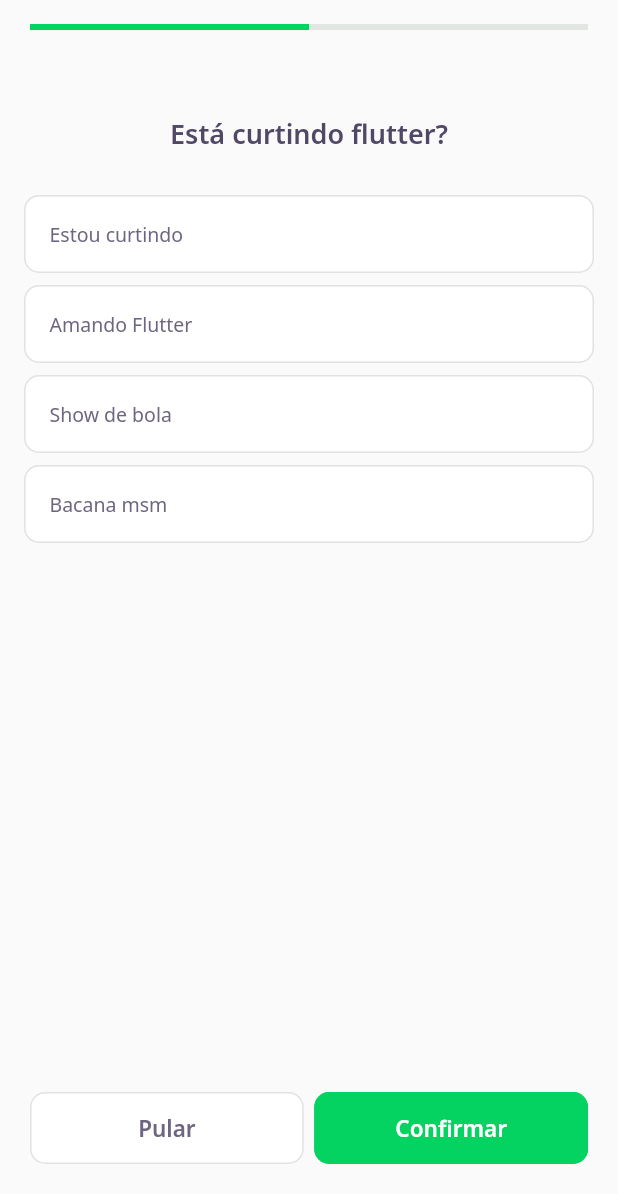
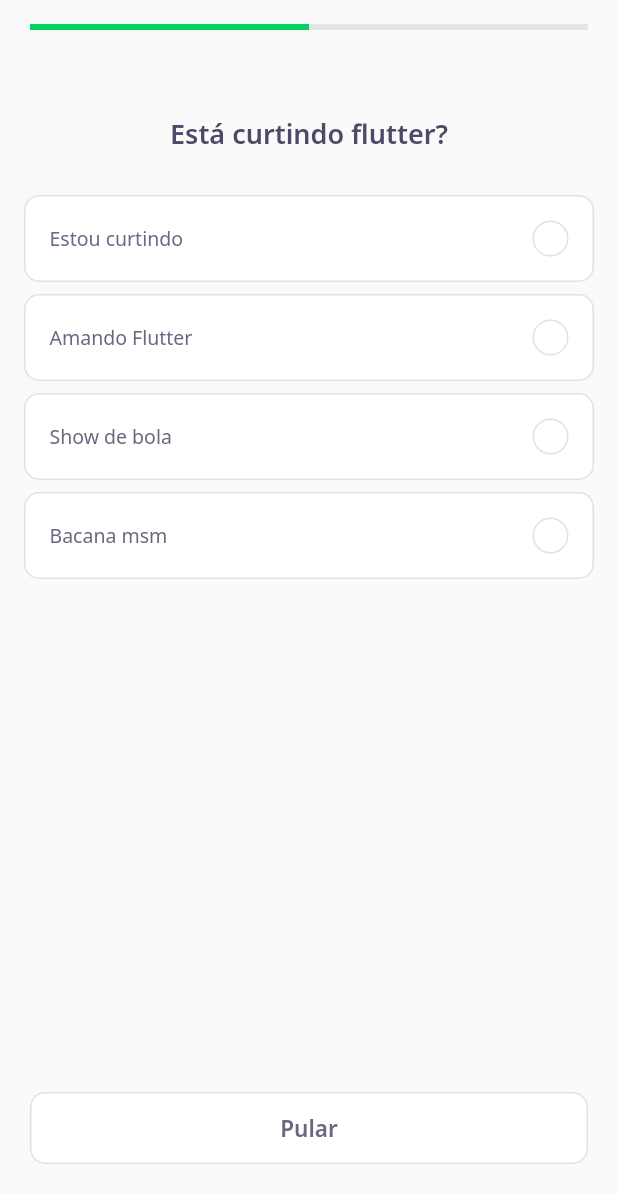
Before and after one commit to Lissone/devquiz, a Flutter app: the screen it shows after launch, after a tap on "NLW 5 Flutter", on a phone screen of 412 x 824 dp, the part 42-1236 px from its top. Run offline on Flutter 3.47's test engine with Material 2 defaults, Android fonts, the phone set to English and light mode, and no system bars; our stand-ins replace google_fonts; accounts and stored records are empty; network calls fail.

```diff
--- a/lib/challenge/challenge_controller.dart
+++ b/lib/challenge/challenge_controller.dart
@@ -5,4 +5,6 @@ class ChallengeController {
 
   int get currentPage => currentPageNotifier.value;
   set currentPage(int value) => currentPageNotifier.value = value;
+
+  int qtdAwnserRight = 0;
 }
--- a/lib/challenge/challenge_page.dart
+++ b/lib/challenge/challenge_page.dart
@@ -1,14 +1,19 @@
+import 'dart:developer';
+
 import 'package:DevQuiz/challenge/challenge_controller.dart';
 import 'package:DevQuiz/challenge/widgets/next_button/next_button_widget.dart';
 import 'package:DevQuiz/challenge/widgets/question_indicator/question_indicator_widget.dart';
 import 'package:DevQuiz/challenge/widgets/quiz/quiz_widget.dart';
+import 'package:DevQuiz/result/result_page.dart';
 import 'package:DevQuiz/shared/models/question_model.dart';
 import 'package:flutter/material.dart';
 
 class ChallengePage extends StatefulWidget {
   final List<QuestionModel> questions;
+  final String title;
 
-  const ChallengePage({Key? key, required this.questions}) : super(key: key);
+  const ChallengePage({Key? key, required this.questions, required this.title})
+      : super(key: key);
 
   @override
   _ChallengePageState createState() => _ChallengePageState();
@@ -17,7 +22,6 @@ class ChallengePage extends StatefulWidget {
 class _ChallengePageState extends State<ChallengePage> {
   final challengeController = ChallengeController();
   final pageController = PageController();
-  bool awnserSelected = false;
 
   @override
   void initState() {
@@ -28,8 +32,16 @@ class _ChallengePageState extends State<ChallengePage> {
   }
 
   void nextPage() {
+    if (challengeController.currentPage < widget.questions.length)
       pageController.nextPage(
           duration: Duration(milliseconds: 300), curve: Curves.linear);
+  }
+
+  void onSelected(bool value) {
+    if (value) {
+      challengeController.qtdAwnserRight++;
+    }
+    nextPage();
   }
 
   @override
@@ -52,38 +64,41 @@ class _ChallengePageState extends State<ChallengePage> {
           children: widget.questions
               .map((e) => QuizWidget(
                     question: e,
-                    onChange: () {
-                      awnserSelected = true;
-                    },
+                    onSelected: onSelected,
                   ))
               .toList()),
       bottomNavigationBar: SafeArea(
         bottom: true,
         child: Padding(
             padding: const EdgeInsets.all(20),
-          child: Row(
+            child: ValueListenableBuilder<int>(
+              valueListenable: challengeController.currentPageNotifier,
+              builder: (context, value, _) => Row(
                 mainAxisAlignment: MainAxisAlignment.spaceAround,
                 children: [
+                  if (value < widget.questions.length)
                     Expanded(
                         child: NextButtonWidget.white(
                       label: 'Pular',
                       onTap: nextPage,
                     )),
-              SizedBox(
-                width: 7,
-              ),
+                  if (value == widget.questions.length)
                     Expanded(
                         child: NextButtonWidget.green(
                             label: 'Confirmar',
                             onTap: () {
-                        if (awnserSelected) {
-                          nextPage();
-                          awnserSelected = false;
-                        }
+                              Navigator.pushReplacement(
+                                  context,
+                                  MaterialPageRoute(
+                                      builder: (context) => ResultPage(
+                                          title: widget.title,
+                                          length: widget.questions.length,
+                                          result: challengeController
+                                              .qtdAwnserRight)));
                             }))
                 ],
               ),
-        ),
+            )),
       ),
     );
   }
--- a/lib/challenge/widgets/awnser/awnser_widget.dart
+++ b/lib/challenge/widgets/awnser/awnser_widget.dart
@@ -2,13 +2,12 @@ import 'package:DevQuiz/core/app_colors.dart';
 import 'package:DevQuiz/core/app_text_styles.dart';
 import 'package:DevQuiz/shared/models/awnser_model.dart';
 import 'package:flutter/material.dart';
-import 'package:google_fonts/google_fonts.dart';
 
 class AwnserWidget extends StatelessWidget {
   final AwnserModel awnser;
   final bool isSelected;
   final bool disabled;
-  final VoidCallback onTap;
+  final ValueChanged<bool> onTap;
 
   const AwnserWidget(
       {Key? key,
@@ -18,6 +17,23 @@ class AwnserWidget extends StatelessWidget {
       this.isSelected = false})
       : super(key: key);
 
+  Color get _selectedColorRight =>
+      awnser.isRight ? AppColors.darkGreen : AppColors.darkRed;
+
+  Color get _selectedBorderRight =>
+      awnser.isRight ? AppColors.lightGreen : AppColors.lightRed;
+
+  Color get _selectedColorCardRight =>
+      awnser.isRight ? AppColors.lightGreen : AppColors.lightRed;
+
+  Color get _selectedBorderCardRight =>
+      awnser.isRight ? AppColors.green : AppColors.red;
+
+  TextStyle get _selectedTextStyleRight =>
+      awnser.isRight ? AppTextStyles.bodyDarkGreen : AppTextStyles.bodyDarkRed;
+
+  IconData get _selectedIconRight => awnser.isRight ? Icons.check : Icons.close;
+
   @override
   Widget build(BuildContext context) {
     return Padding(
@@ -25,26 +41,44 @@ class AwnserWidget extends StatelessWidget {
       child: IgnorePointer(
         ignoring: disabled,
         child: GestureDetector(
-          onTap: onTap,
+          onTap: () {
+            onTap(awnser.isRight);
+          },
           child: Container(
             padding: EdgeInsets.all(16),
             decoration: BoxDecoration(
-                color: isSelected ? Colors.grey[340] : AppColors.white,
+                color: isSelected ? _selectedColorCardRight : AppColors.white,
                 borderRadius: BorderRadius.circular(10),
                 border: Border.fromBorderSide(BorderSide(
-                    color:
-                        isSelected ? Colors.blue.shade700 : AppColors.border))),
+                    color: isSelected
+                        ? _selectedBorderCardRight
+                        : AppColors.border))),
             child: Row(
               mainAxisAlignment: MainAxisAlignment.spaceBetween,
               children: [
                 Expanded(
                     child: Text(awnser.title,
                         style: isSelected
-                            ? GoogleFonts.notoSans(
-                                fontWeight: FontWeight.w600,
-                                fontSize: 15,
-                                color: Colors.blue.shade700)
+                            ? _selectedTextStyleRight
                             : AppTextStyles.body)),
+                Container(
+                  width: 24,
+                  height: 24,
+                  decoration: BoxDecoration(
+                      color: isSelected ? _selectedColorRight : AppColors.white,
+                      borderRadius: BorderRadius.circular(500),
+                      border: Border.fromBorderSide(BorderSide(
+                          color: isSelected
+                              ? _selectedBorderRight
+                              : AppColors.border))),
+                  child: isSelected
+                      ? Icon(
+                          _selectedIconRight,
+                          size: 16,
+                          color: Colors.white,
+                        )
+                      : null,
+                )
               ],
             ),
           ),
--- a/lib/challenge/widgets/next_button/next_button_widget.dart
+++ b/lib/challenge/widgets/next_button/next_button_widget.dart
@@ -30,6 +30,13 @@ class NextButtonWidget extends StatelessWidget {
         this.label = label,
         this.onTap = onTap;
 
+  NextButtonWidget.purple({required String label, required VoidCallback onTap})
+      : this.backgroundColor = AppColors.purple,
+        this.borderColor = AppColors.border,
+        this.fontColor = AppColors.white,
+        this.label = label,
+        this.onTap = onTap;
+
   @override
   Widget build(BuildContext context) {
     return Container(
--- a/lib/challenge/widgets/quiz/quiz_widget.dart
+++ b/lib/challenge/widgets/quiz/quiz_widget.dart
@@ -5,9 +5,9 @@ import 'package:flutter/material.dart';
 
 class QuizWidget extends StatefulWidget {
   final QuestionModel question;
-  final VoidCallback onChange;
+  final ValueChanged<bool> onSelected;
 
-  const QuizWidget({Key? key, required this.question, required this.onChange})
+  const QuizWidget({Key? key, required this.question, required this.onSelected})
       : super(key: key);
 
   @override
@@ -40,10 +40,12 @@ class _QuizWidgetState extends State<QuizWidget> {
               awnser: awnsers(i),
               disabled: indexSelected != -1,
               isSelected: indexSelected == i,
-              onTap: () {
+              onTap: (value) {
                 indexSelected = i;
-                widget.onChange();
+
                 setState(() {});
+                Future.delayed(Duration(seconds: 1))
+                    .then((_) => widget.onSelected(value));
               },
             )
         ],
--- a/lib/core/app_widget.dart
+++ b/lib/core/app_widget.dart
@@ -1,6 +1,4 @@
-import 'package:DevQuiz/challenge/challenge_page.dart';
 import 'package:DevQuiz/home/home_page.dart';
-import 'package:DevQuiz/splash/splash_page.dart';
 import 'package:flutter/material.dart';
 
 class AppWidget extends StatelessWidget {
--- a/lib/home/home_page.dart
+++ b/lib/home/home_page.dart
@@ -70,8 +70,8 @@ class _HomePageState extends State<HomePage> {
                                 context,
                                 MaterialPageRoute(
                                     builder: (context) => ChallengePage(
-                                          questions: e.questions,
-                                        )));
+                                        questions: e.questions,
+                                        title: e.title)));
                           },
                         ))
                     .toList(),
```
Also changed, not shown: lib/result/result_page.dart (added, +82 -0 lines). Lines whose indentation alone changed are shown as unchanged.
